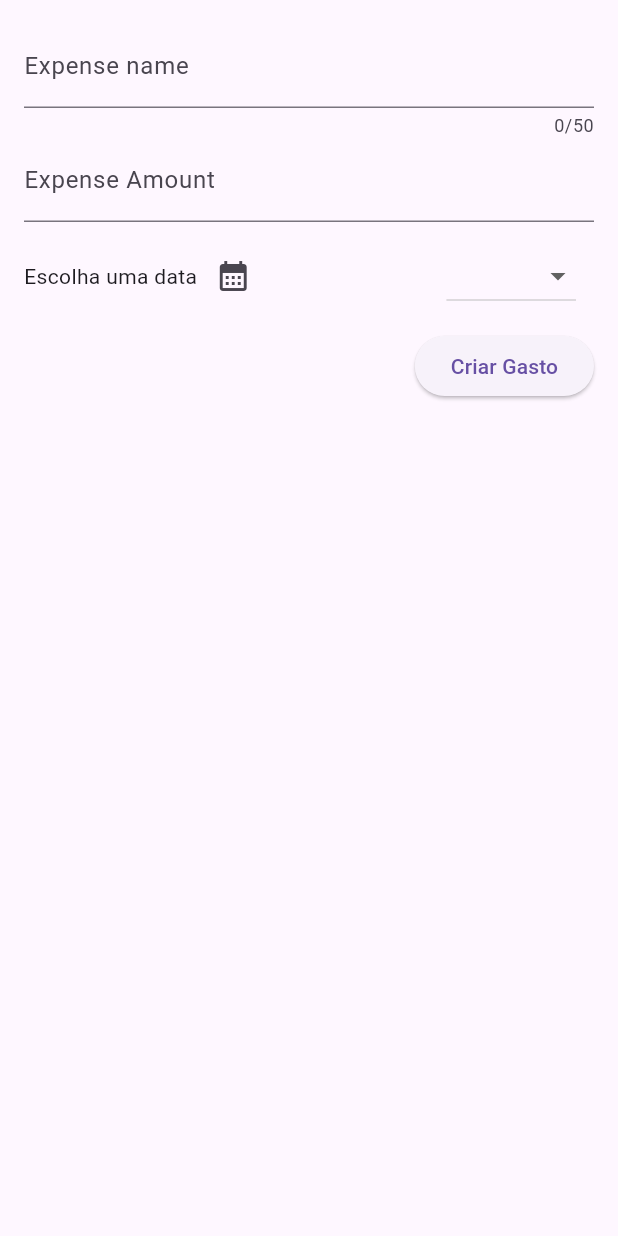
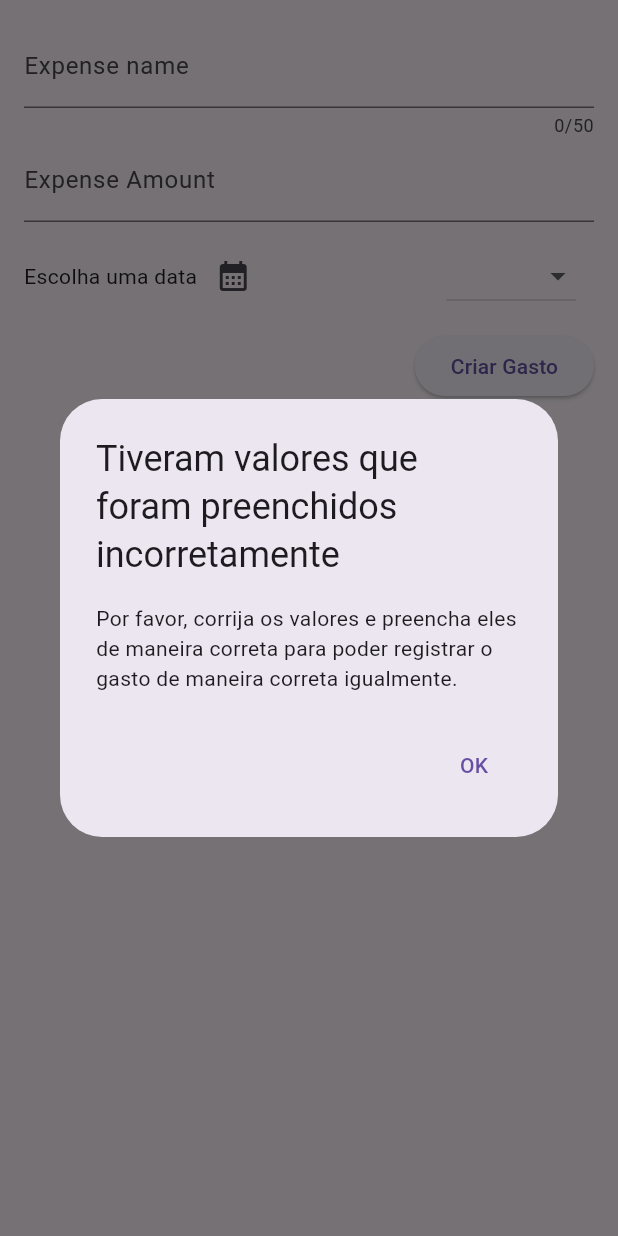
Before and after one commit to VitorMours/Expense-Tracker, a Flutter app: the ExpenseInput widget shown alone on an empty page, opened directly, after a tap on "Criar Gasto", on a phone screen of 412 x 824 dp. Run offline on Flutter 3.47's test engine with Material 3 defaults, Android fonts, the phone set to English and light mode, and no system bars.

```diff
--- a/lib/widgets/expense_input.dart
+++ b/lib/widgets/expense_input.dart
@@ -30,7 +30,36 @@ class _ExpenseInputState extends State<ExpenseInput> {
     });
   }
 
-  void _createExpense() {}
+  void _createExpense() {
+    if (nameController.text.isEmpty ||
+        amountController.text.isEmpty ||
+        datePicked == null ||
+        _dropdownValue == null) {
+      showDialog(
+          context: context,
+          builder: (context) => AlertDialog(
+                title: const Text(
+                    "Tiveram valores que foram preenchidos incorretamente"),
+                content: const Text(
+                    "Por favor, corrija os valores e preencha eles de maneira correta para poder registrar o gasto de maneira correta igualmente."),
+                actions: [
+                  TextButton(
+                      onPressed: () {
+                        Navigator.of(context).pop();
+                      },
+                      child: const Text("OK"))
+                ],
+              ));
+      return;
+    }
+    print(
+        "${nameController.text} ${amountController.text} ${datePicked} ${_dropdownValue}");
+    nameController.clear();
+    amountController.clear();
+    datePicked = null;
+    _dropdownValue = null;
+    Navigator.of(context).pop();
+  }
 
   @override
   Widget build(BuildContext context) {
```
